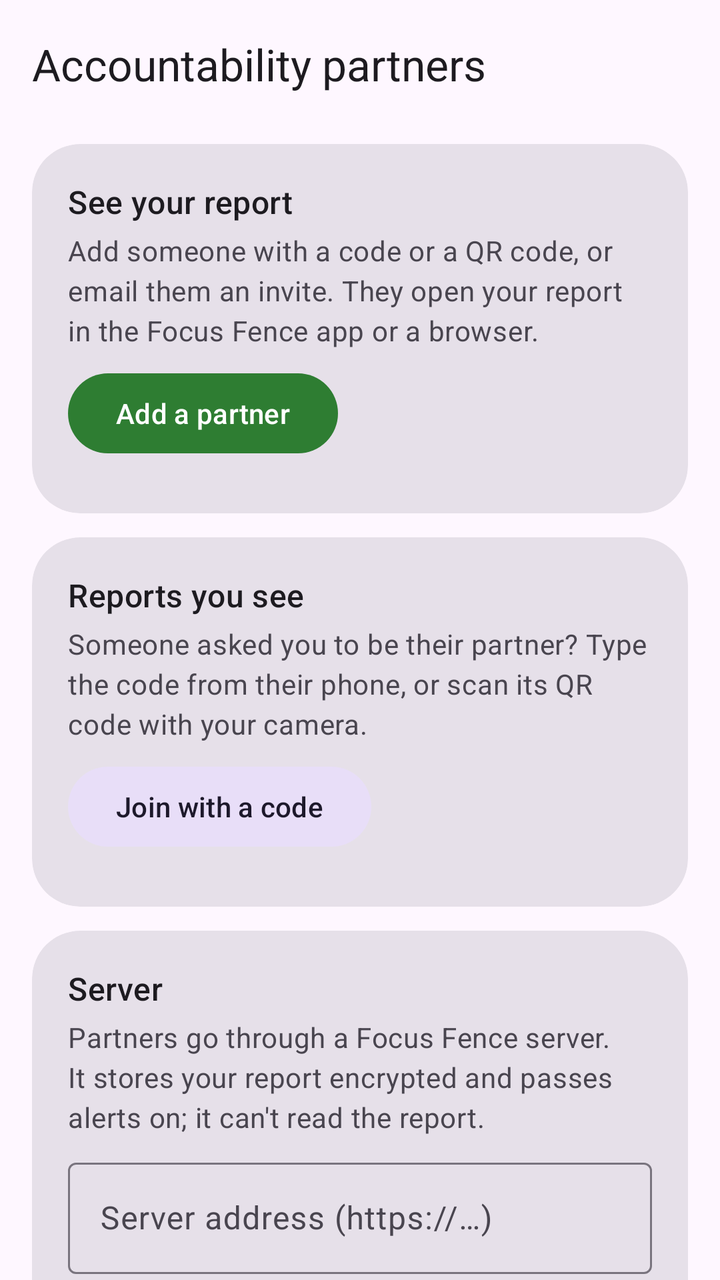
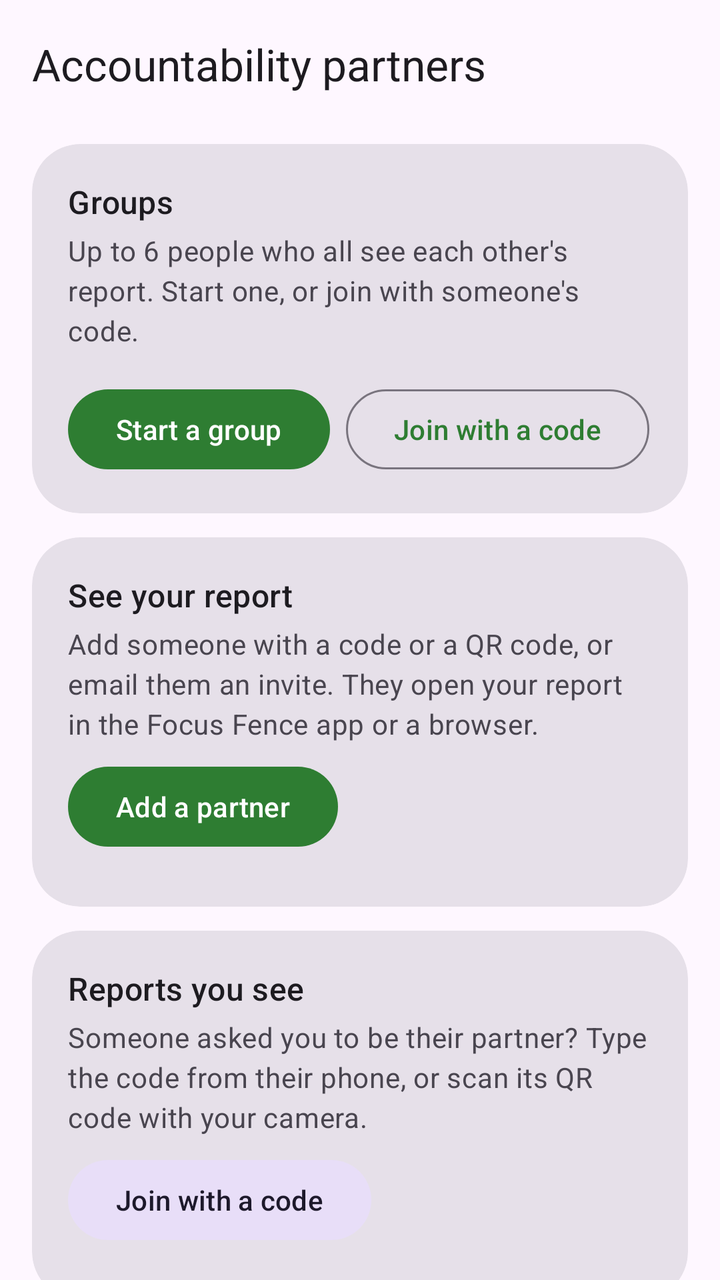

The first picture is an Android layout as it rendered before a commit; the second is the same layout after the commit. The layout source and the unified diff follow.
<!-- AndroidManifest.xml: application theme Theme.FocusFence -->
<!-- res/layout/activity_accountability.xml -->
<?xml version="1.0" encoding="utf-8"?>
<androidx.coordinatorlayout.widget.CoordinatorLayout
    xmlns:android="http://schemas.android.com/apk/res/android"
    xmlns:app="http://schemas.android.com/apk/res-auto"
    android:layout_width="match_parent"
    android:layout_height="match_parent">

    <com.google.android.material.appbar.AppBarLayout
        android:layout_width="match_parent"
        android:layout_height="wrap_content">
        <com.google.android.material.appbar.MaterialToolbar
            android:id="@+id/toolbar"
            android:layout_width="match_parent"
            android:layout_height="?attr/actionBarSize"
            app:title="@string/acc_title" />
    </com.google.android.material.appbar.AppBarLayout>

    <androidx.core.widget.NestedScrollView
        android:layout_width="match_parent"
        android:layout_height="match_parent"
        app:layout_behavior="@string/appbar_scrolling_view_behavior">

        
        <LinearLayout
            android:id="@+id/partnersList"
            android:layout_width="match_parent"
            android:layout_height="wrap_content"
            android:orientation="vertical"
            android:paddingHorizontal="16dp"
            android:paddingTop="8dp"
            android:paddingBottom="24dp">

            <com.google.android.material.card.MaterialCardView
                android:layout_width="match_parent"
                android:layout_height="wrap_content"
                android:layout_marginTop="0dp"
                app:cardCornerRadius="24dp"
                app:contentPadding="18dp">
                <LinearLayout
                    android:layout_width="match_parent"
                    android:layout_height="wrap_content"
                    android:orientation="vertical">
                    <TextView
                        android:layout_width="match_parent"
                        android:layout_height="wrap_content"
                        android:text="@string/acc_email_title"
                        android:textAppearance="?attr/textAppearanceTitleMedium" />
                    <TextView
                        android:layout_width="match_parent"
                        android:layout_height="wrap_content"
                        android:layout_marginTop="4dp"
                        android:text="@string/acc_email_hint"
                        android:textAppearance="?attr/textAppearanceBodyMedium"
                        android:textColor="?attr/colorOnSurfaceVariant" />
                    <Button
                        android:id="@+id/inviteButton"
                        android:layout_width="wrap_content"
                        android:layout_height="wrap_content"
                        android:layout_marginTop="8dp"
                        android:text="@string/acc_invite" />
                    <LinearLayout
                        android:id="@+id/emailPartners"
                        android:layout_width="match_parent"
                        android:layout_height="wrap_content"
                        android:layout_marginTop="8dp"
                        android:orientation="vertical" />
                </LinearLayout>
            </com.google.android.material.card.MaterialCardView>
            <com.google.android.material.card.MaterialCardView
                android:layout_width="match_parent"
                android:layout_height="wrap_content"
                android:layout_marginTop="12dp"
                app:cardCornerRadius="24dp"
                app:contentPadding="18dp">
                <LinearLayout
                    android:layout_width="match_parent"
                    android:layout_height="wrap_content"
                    android:orientation="vertical">
                    <TextView
                        android:layout_width="match_parent"
                        android:layout_height="wrap_content"
                        android:text="@string/acc_watch_title"
                        android:textAppearance="?attr/textAppearanceTitleMedium" />
                    <TextView
                        android:layout_width="match_parent"
                        android:layout_height="wrap_content"
                        android:layout_marginTop="4dp"
                        android:text="@string/acc_watch_hint"
                        android:textAppearance="?attr/textAppearanceBodyMedium"
                        android:textColor="?attr/colorOnSurfaceVariant" />
                    <Button
                        android:id="@+id/watchButton"
                        style="@style/Widget.Material3.Button.TonalButton"
                        android:layout_width="wrap_content"
                        android:layout_height="wrap_content"
                        android:layout_marginTop="8dp"
                        android:text="@string/acc_watch_add" />
                    <LinearLayout
                        android:id="@+id/watchList"
                        android:layout_width="match_parent"
                        android:layout_height="wrap_content"
                        android:layout_marginTop="8dp"
                        android:orientation="vertical" />
                </LinearLayout>
            </com.google.android.material.card.MaterialCardView>
            <com.google.android.material.card.MaterialCardView
                android:id="@+id/serverCard"
                android:layout_width="match_parent"
                android:layout_height="wrap_content"
                android:layout_marginTop="12dp"
                app:cardCornerRadius="24dp"
                app:contentPadding="18dp">
                <LinearLayout
                    android:layout_width="match_parent"
                    android:layout_height="wrap_content"
                    android:orientation="vertical">
                    <TextView
                        android:layout_width="match_parent"
                        android:layout_height="wrap_content"
                        android:text="@string/acc_server_title"
                        android:textAppearance="?attr/textAppearanceTitleMedium" />
                    <TextView
                        android:layout_width="match_parent"
                        android:layout_height="wrap_content"
                        android:layout_marginTop="4dp"
                        android:text="@string/acc_server_hint"
                        android:textAppearance="?attr/textAppearanceBodyMedium"
                        android:textColor="?attr/colorOnSurfaceVariant" />
                    <com.google.android.material.textfield.TextInputLayout
                        style="@style/Widget.Material3.TextInputLayout.OutlinedBox"
                        android:layout_width="match_parent"
                        android:layout_height="wrap_content"
                        android:layout_marginTop="8dp"
                        android:hint="@string/acc_server_url">
                        <com.google.android.material.textfield.TextInputEditText
                            android:id="@+id/serverInput"
                            android:layout_width="match_parent"
                            android:layout_height="wrap_content"
                            android:inputType="textUri" />
                    </com.google.android.material.textfield.TextInputLayout>
                    <com.google.android.material.textfield.TextInputLayout
                        android:layout_width="match_parent"
                        android:layout_height="wrap_content"
                        android:layout_marginTop="8dp"
                        android:hint="@string/acc_enroll_code">
                        <com.google.android.material.textfield.TextInputEditText
                            android:id="@+id/enrollInput"
                            android:layout_width="match_parent"
                            android:layout_height="wrap_content"
                            android:inputType="textVisiblePassword" />
                    </com.google.android.material.textfield.TextInputLayout>
                    <Button
                        android:id="@+id/serverSave"
                        style="@style/Widget.Material3.Button.TonalButton"
                        android:layout_width="wrap_content"
                        android:layout_height="wrap_content"
                        android:layout_marginTop="8dp"
                        android:text="@string/acc_save" />
                    <Button
                        android:id="@+id/serverLeave"
                        style="@style/Widget.Material3.Button.TextButton"
                        android:layout_width="wrap_content"
                        android:layout_height="wrap_content"
                        android:text="@string/acc_leave_server"
                        android:visibility="gone" />
                    <TextView
                        android:id="@+id/syncStatus"
                        android:layout_width="match_parent"
                        android:layout_height="wrap_content"
                        android:layout_marginTop="8dp"
                        android:textAppearance="?attr/textAppearanceBodySmall" />
                </LinearLayout>
            </com.google.android.material.card.MaterialCardView>
        </LinearLayout>
    </androidx.core.widget.NestedScrollView>
</androidx.coordinatorlayout.widget.CoordinatorLayout>
<!-- resources referenced by this layout -->
<resources>
  <string name="acc_email_hint">Add someone with a code or a QR code, or email them an invite. They open your report in the Focus Fence app or a browser.</string>
  <string name="acc_email_title">See your report</string>
  <string name="acc_enroll_code">Enrollment code (only if your server asks for one)</string>
  <string name="acc_invite">Add a partner</string>
  <string name="acc_leave_server">Leave this server</string>
  <string name="acc_save">Save</string>
  <string name="acc_server_hint">Partners go through a Focus Fence server. It stores your report encrypted and passes alerts on; it can\'t read the report.</string>
  <string name="acc_server_title">Server</string>
  <string name="acc_server_url">Server address (https://…)</string>
  <string name="acc_title">Accountability partners</string>
  <string name="acc_watch_add">Join with a code</string>
  <string name="acc_watch_hint">Someone asked you to be their partner? Type the code from their phone, or scan its QR code with your camera.</string>
  <string name="acc_watch_title">Reports you see</string>
  <style name="Theme.FocusFence" parent="Theme.Material3.DayNight.NoActionBar">
          <item name="colorPrimary">@color/brand_primary</item>
          
          <item name="materialCardViewStyle">@style/Widget.Material3.CardView.Filled</item>
          
          <item name="android:statusBarColor">?attr/colorSurface</item>
          <item name="android:navigationBarColor">?attr/colorSurface</item>
          <item name="android:windowLightStatusBar">true</item>
      </style>
  <color name="brand_primary">#2E7D32</color>
</resources>

<!-- the commit's change to res/layout/activity_accountability.xml (unified diff, before → after) -->
@@ -30,10 +30,60 @@
             android:paddingTop="8dp"
             android:paddingBottom="24dp">
 
-            <com.google.android.material.card.MaterialCardView
-                android:layout_width="match_parent"
-                android:layout_height="wrap_content"
-                android:layout_marginTop="0dp"
+            
+            <com.google.android.material.card.MaterialCardView
+                android:id="@+id/groupsCard"
+                android:layout_width="match_parent"
+                android:layout_height="wrap_content"
+                app:cardCornerRadius="24dp"
+                app:contentPadding="18dp">
+                <LinearLayout
+                    android:layout_width="match_parent"
+                    android:layout_height="wrap_content"
+                    android:orientation="vertical">
+                    <TextView
+                        android:layout_width="match_parent"
+                        android:layout_height="wrap_content"
+                        android:text="@string/grp_title"
+                        android:textAppearance="?attr/textAppearanceTitleMedium" />
+                    <TextView
+                        android:layout_width="match_parent"
+                        android:layout_height="wrap_content"
+                        android:layout_marginTop="4dp"
+                        android:text="@string/grp_hint"
+                        android:textAppearance="?attr/textAppearanceBodyMedium"
+                        android:textColor="?attr/colorOnSurfaceVariant" />
+                    <LinearLayout
+                        android:id="@+id/groupsList"
+                        android:layout_width="match_parent"
+                        android:layout_height="wrap_content"
+                        android:layout_marginTop="8dp"
+                        android:orientation="vertical" />
+                    <LinearLayout
+                        android:layout_width="match_parent"
+                        android:layout_height="wrap_content"
+                        android:layout_marginTop="8dp"
+                        android:orientation="horizontal">
+                        <Button
+                            android:id="@+id/groupStartButton"
+                            android:layout_width="wrap_content"
+                            android:layout_height="wrap_content"
+                            android:layout_marginEnd="8dp"
+                            android:text="@string/grp_start" />
+                        <Button
+                            android:id="@+id/groupJoinButton"
+                            style="@style/Widget.Material3.Button.OutlinedButton"
+                            android:layout_width="wrap_content"
+                            android:layout_height="wrap_content"
+                            android:text="@string/acc_watch_add" />
+                    </LinearLayout>
+                </LinearLayout>
+            </com.google.android.material.card.MaterialCardView>
+
+            <com.google.android.material.card.MaterialCardView
+                android:layout_width="match_parent"
+                android:layout_height="wrap_content"
+                android:layout_marginTop="12dp"
                 app:cardCornerRadius="24dp"
                 app:contentPadding="18dp">
                 <LinearLayout
<!-- resource entries referenced after the edit -->
@@ -13,6 +13,9 @@
   <string name="acc_watch_add">Join with a code</string>
   <string name="acc_watch_hint">Someone asked you to be their partner? Type the code from their phone, or scan its QR code with your camera.</string>
   <string name="acc_watch_title">Reports you see</string>
+  <string name="grp_hint">Up to 6 people who all see each other\'s report. Start one, or join with someone\'s code.</string>
+  <string name="grp_start">Start a group</string>
+  <string name="grp_title">Groups</string>
   <style name="Theme.FocusFence" parent="Theme.Material3.DayNight.NoActionBar">
           <item name="colorPrimary">@color/brand_primary</item>
           
